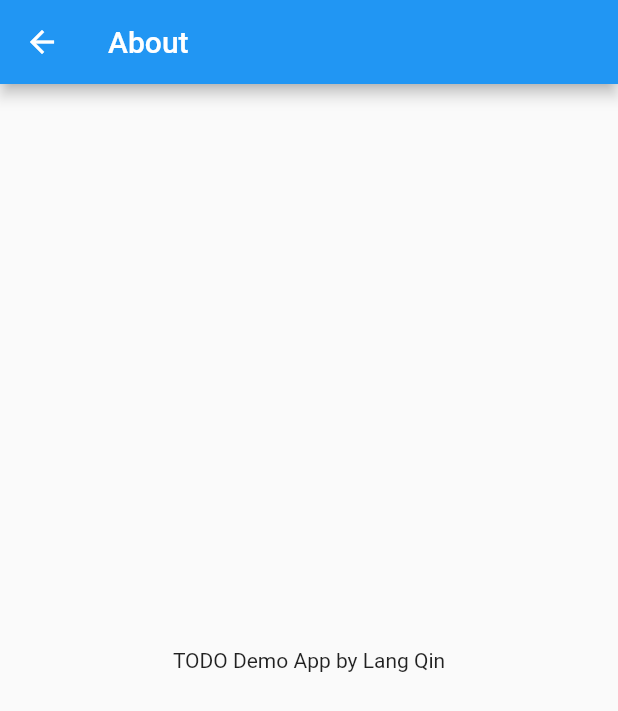
After one commit to lang98/flutter-todo-demo, a Flutter app: the AboutScreen screen opened directly, on a phone screen of 412 x 824 dp. The commit adds this screen. Shown: the top 711 px of the screen. Run offline on Flutter 3.47's test engine with Material 2 defaults, Android fonts, the phone set to English and light mode, and no system bars.

Commit message:
add about screen

```diff
--- /dev/null
+++ b/lib/screens/about_screen.dart
@@ -0,0 +1,13 @@
+import 'package:flutter/material.dart';
+
+class AboutScreen extends StatelessWidget {
+  @override
+  Widget build(BuildContext context) {
+    return Scaffold(
+        appBar: AppBar(title: Text('About')),
+        body: Container(
+          alignment: Alignment(0, 0),
+          child: Text('TODO Demo App by Lang Qin'),
+        ));
+  }
+}
```
Also changed, not shown: lib/screens/home_screen.dart (+18 -3 lines).
